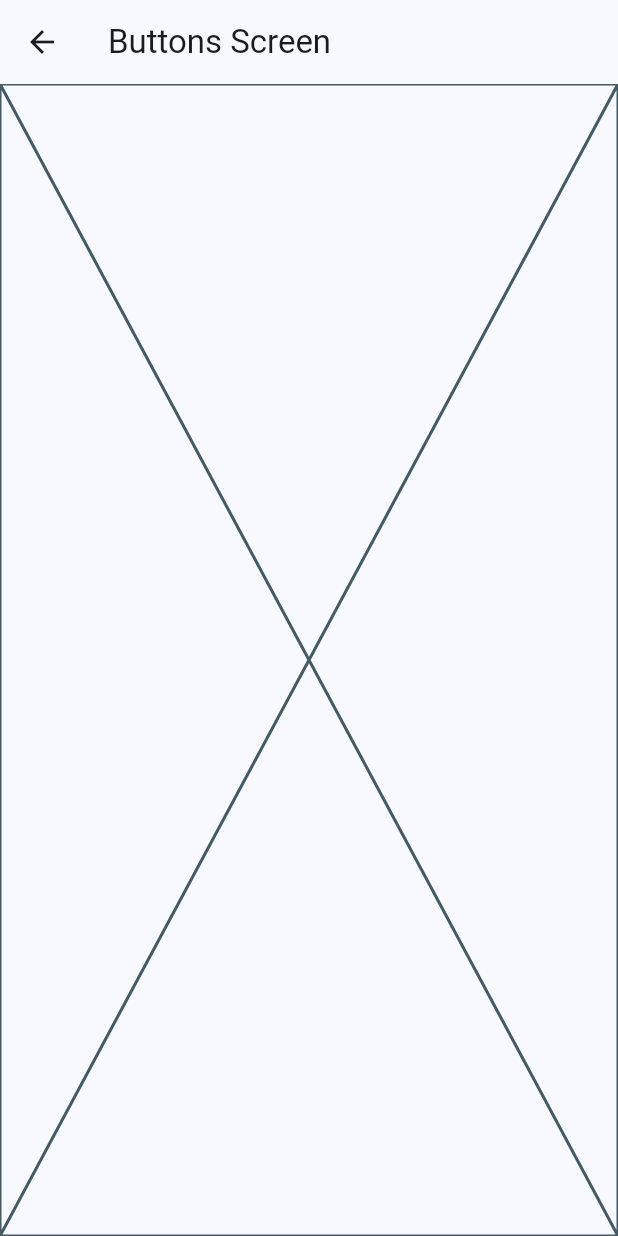
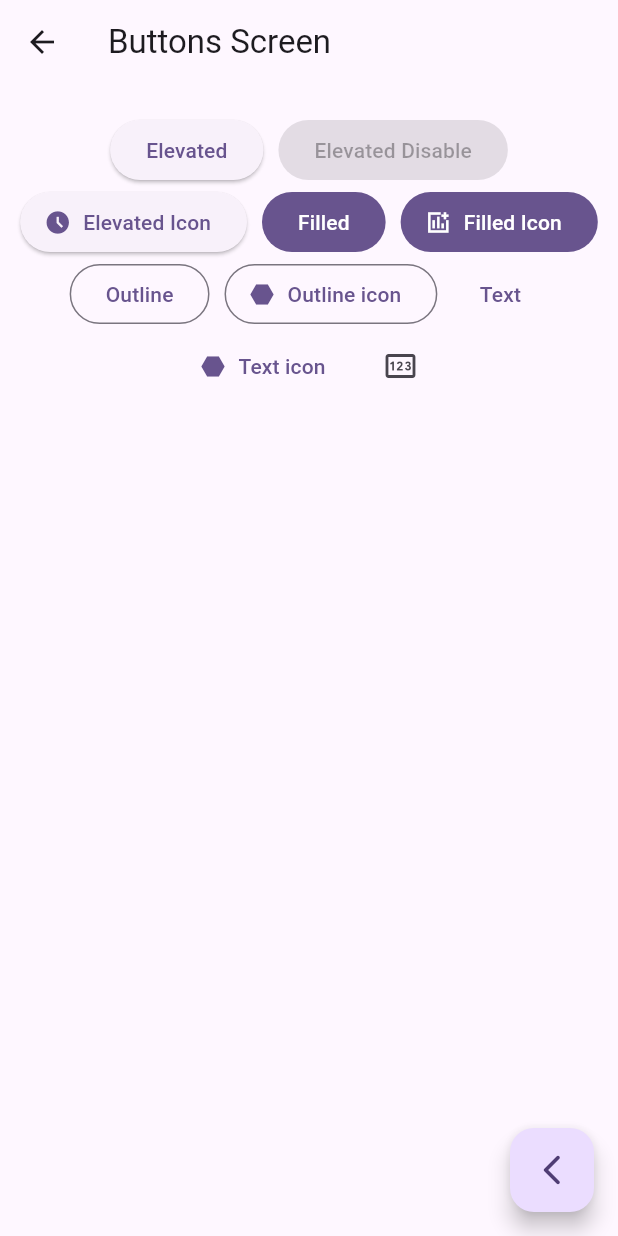
Before and after one commit to raidolContreras/widgets_app, a Flutter app: the screen it shows after launch, after a tap on "Botones", on a phone screen of 412 x 824 dp. Run offline on Flutter 3.47's test engine with Material 2 defaults, Android fonts, the phone set to English and light mode, and no system bars; our stand-ins replace go_router.

Commit message:
Creación de botones

```diff
--- a/lib/main.dart
+++ b/lib/main.dart
@@ -14,7 +14,7 @@ class MainApp extends StatelessWidget {
     return MaterialApp.router(
       routerConfig: appRouter,
       debugShowCheckedModeBanner: false,
-      theme: AppTheme(selectedColor: 0).getTheme(),
+      theme: AppTheme(selectedColor: 5).getTheme(),
 
     );
   }
--- a/lib/presentation/screens/buttons/buttons_screen.dart
+++ b/lib/presentation/screens/buttons/buttons_screen.dart
@@ -1,4 +1,5 @@
 import 'package:flutter/material.dart';
+import 'package:go_router/go_router.dart';
 
 class ButtonsScreen extends StatelessWidget {
   static const String name = 'buttons_screen';
@@ -10,7 +11,59 @@ class ButtonsScreen extends StatelessWidget {
       appBar: AppBar(
         title: const Text('Buttons Screen'),
       ),
-      body: const Placeholder(),
+      body: const _ButtonsView(),
+      floatingActionButton: FloatingActionButton(
+        child: const Icon( Icons.arrow_back_ios_new_rounded),
+        onPressed: (){
+          context.pop();
+        },
+      ),
     );
   }
 }
+
+class _ButtonsView extends StatelessWidget {
+  const _ButtonsView();
+
+  @override
+  Widget build(BuildContext context) {
+    return SizedBox(
+      width: double.infinity,
+      child: Padding(
+        padding: const EdgeInsets.symmetric(horizontal: 10, vertical: 20),
+        child: Wrap(
+          spacing: 10,
+          alignment: WrapAlignment.center,
+          children: [
+            ElevatedButton(onPressed: (){}, child: const Text('Elevated')),
+            const ElevatedButton(onPressed: null, child: Text('Elevated Disable')),
+            ElevatedButton.icon(
+              onPressed: (){},
+              icon: const Icon(Icons.access_time_filled),
+              label: const Text('Elevated Icon'),
+            ),
+            FilledButton(onPressed: (){}, child: const Text('Filled')),
+            FilledButton.icon(
+              onPressed: (){},
+              label: const Text('Filled Icon'),
+              icon: const Icon(Icons.add_chart_sharp)
+            ),
+            OutlinedButton(onPressed: (){}, child: const Text('Outline')),
+            OutlinedButton.icon(
+              onPressed: (){},
+              label: const Text('Outline icon'),
+              icon: const Icon(Icons.hexagon),
+            ),
+            TextButton(onPressed: (){}, child: const Text('Text')),
+            TextButton.icon(
+              onPressed: (){},
+              label: const Text('Text icon'),
+              icon: const Icon(Icons.hexagon),
+            ),
+            IconButton(onPressed: (){}, icon: const Icon(Icons.pin_outlined)),
+          ],
+        ),
+      ),
+    );
+  }
+}
```
